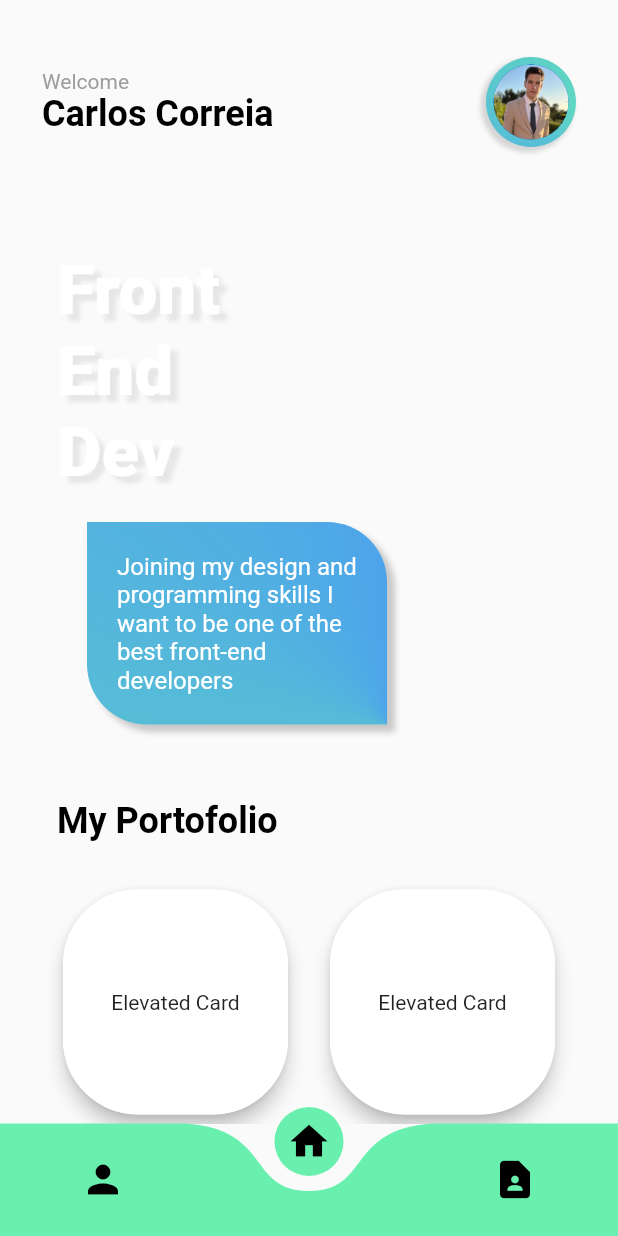
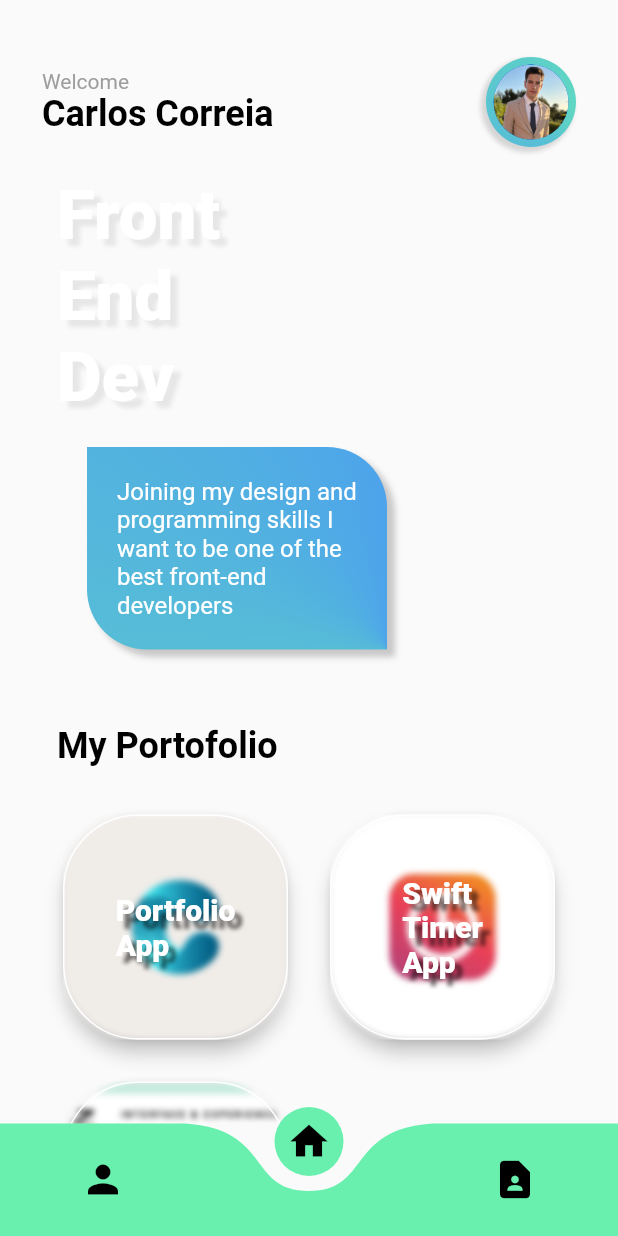
Before and after one commit to carlosdmcorreia/portfolio_app, a Flutter app: the screen it shows after launch, swiped to page 2, on a phone screen of 412 x 824 dp. Run offline on Flutter 3.47's test engine with Material 2 defaults, Android fonts, the light colour scheme and no system bars; drawn by our look-alikes of curved_navigation_bar; our stand-ins replace percent_indicator.

Commit message:
HomePage Cards updated

```diff
--- a/lib/items/cards.dart
+++ b/lib/items/cards.dart
@@ -1,9 +1,13 @@
+import 'dart:ui';
+
 import 'package:flutter/material.dart';
 
 class ElevatedCard extends StatelessWidget {
   final double cardSize;
+  final String title;
+  final String imgPath;
 
-  const ElevatedCard(this.cardSize, {super.key});
+  const ElevatedCard(this.title, this.imgPath, this.cardSize, {super.key});
 
   @override
   Widget build(BuildContext context) {
@@ -15,10 +19,51 @@ class ElevatedCard extends StatelessWidget {
         ),
         borderRadius: const BorderRadius.all(Radius.circular(50)),
       ),
-      child: SizedBox(
-        width: cardSize,
-        height: cardSize,
-        child: const Center(child: Text('Elevated Card')),
+      child: Stack(
+        children: [
+          Container(
+            decoration: BoxDecoration(
+              borderRadius: const BorderRadius.all(Radius.circular(50)),
+              image: DecorationImage(
+                image: AssetImage(imgPath),
+                fit: BoxFit.cover,
+              ),
+            ),
+            width: cardSize,
+            height: cardSize,
+            child: Stack(
+              fit: StackFit.expand,
+              children: [
+                ClipRRect(
+                  child: BackdropFilter(
+                    filter: ImageFilter.blur(sigmaX: 2, sigmaY: 2),
+                    child: Container(
+                      decoration: const BoxDecoration(
+                        borderRadius: BorderRadius.all(Radius.circular(50)),
+                      ),
+                      alignment: Alignment.center,
+                      child: Text(
+                        title,
+                        style: const TextStyle(
+                          color: Colors.white,
+                          fontSize: 20,
+                          fontWeight: FontWeight.w900,
+                          shadows: <Shadow>[
+                            Shadow(
+                              offset: Offset(5.0, 5.0),
+                              blurRadius: 3.0,
+                              color: Color.fromARGB(150, 0, 0, 0),
+                            ),
+                          ],
+                        ),
+                      ),
+                    ),
+                  ),
+                ),
+              ],
+            ),
+          ),
+        ],
       ),
     );
   }
--- a/lib/views/home_page.dart
+++ b/lib/views/home_page.dart
@@ -51,7 +51,6 @@ class HomePage extends StatelessWidget {
                 ),
                 Container(
                   alignment: Alignment.center,
-                  margin: const EdgeInsets.symmetric(vertical: 50),
                   child: Wrap(
                     runSpacing: 50,
                     spacing: 50,
@@ -62,8 +61,7 @@ class HomePage extends StatelessWidget {
                         mainAxisAlignment: MainAxisAlignment.start,
                         crossAxisAlignment: CrossAxisAlignment.start,
                         children: [
-                          Container(
-                            child: const Text(
+                          const Text(
                             'My Portofolio\n',
                             textAlign: TextAlign.left,
                             style: TextStyle(
@@ -71,15 +69,16 @@ class HomePage extends StatelessWidget {
                                 fontSize: 24,
                                 fontWeight: FontWeight.bold),
                           ),
-                          ),
                           Wrap(
                             spacing: 20,
                             runSpacing: 20,
                             children: [
-                              ElevatedCard(cardSize),
-                              ElevatedCard(cardSize),
-                              ElevatedCard(cardSize),
-                              ElevatedCard(cardSize),
+                              ElevatedCard('Portfolio\nApp',
+                                  'assets/images/logo.png', cardSize),
+                              ElevatedCard('Swift\nTimer\nApp',
+                                  'assets/images/clock.png', cardSize),
+                              ElevatedCard('IX\nDesign\nWebSite',
+                                  'assets/images/ixdesign.png', cardSize),
                             ],
                           ),
                         ],
--- a/lib/views/page_manager.dart
+++ b/lib/views/page_manager.dart
@@ -1,5 +1,4 @@
 import 'package:curved_navigation_bar/curved_navigation_bar.dart';
-import 'package:flutter/gestures.dart';
 import 'package:flutter/material.dart';
 import 'package:portofolio_app/Views/home_page.dart';
 import 'package:portofolio_app/Views/perfil_page.dart';
--- a/pubspec.yaml
+++ b/pubspec.yaml
@@ -71,6 +71,9 @@ flutter:
   #   - images/a_dot_ham.jpeg
   assets:
       - assets/images/myphoto.png
+      - assets/images/logo.png
+      - assets/images/ixdesign.png
+      - assets/images/clock.png
   # An image asset can refer to one or more resolution-specific "variants", see
   # https://flutter.dev/assets-and-images/#resolution-aware
 
```
Also changed, not shown: assets/images/clock.png (added), assets/images/ixdesign.png (added), assets/images/logo.png (added). Lines whose indentation alone changed are shown as unchanged.
